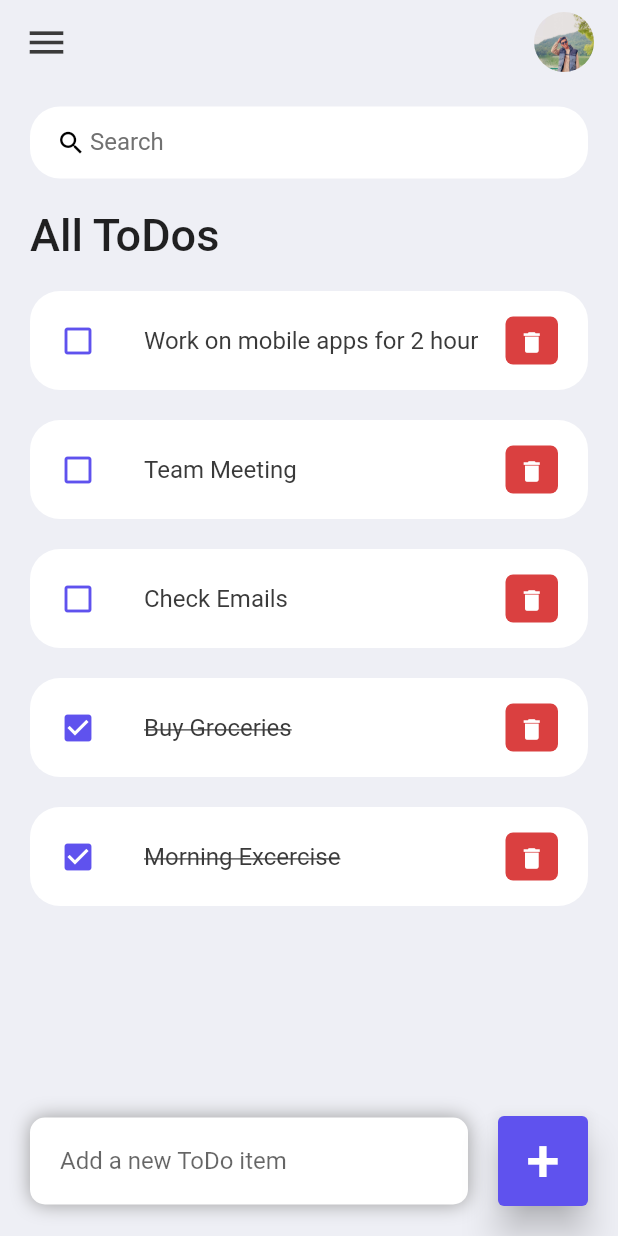
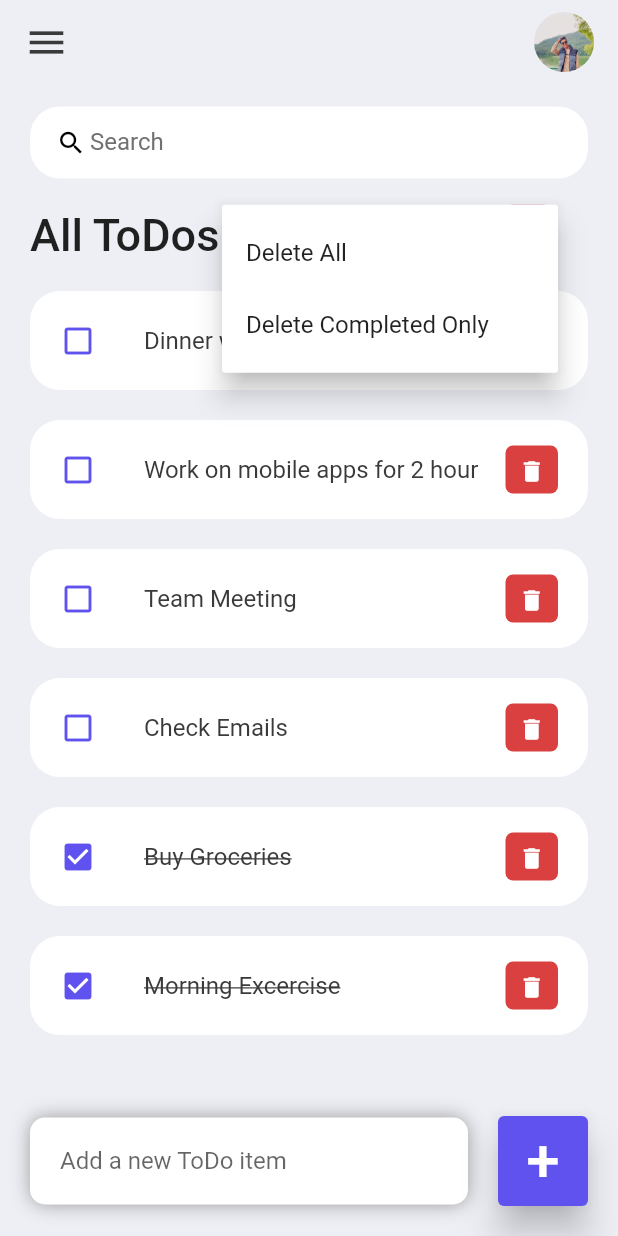
Before and after one commit to bibek-in-github/flutter-to-do-list, a Flutter app: the screen it shows after launch, after a tap on the "delete" icon, on a phone screen of 412 x 824 dp. Run offline on Flutter 3.47's test engine with Material 2 defaults, Android fonts, the phone set to English and light mode, and no system bars.

Commit message:
feat: delete all button

```diff
--- a/lib/src/screens/home.dart
+++ b/lib/src/screens/home.dart
@@ -45,9 +45,10 @@ class _HomeState extends State<Home> {
                   color: tdBGColor,
                   child: Column(
                     children: [
-                      SizedBox(height: 15),
+                      const SizedBox(height: 15),
                       searchBox(),
                       Row(
+                        mainAxisAlignment: MainAxisAlignment.spaceBetween,
                         children: [
                           Container(
                             margin:
@@ -60,6 +61,63 @@ class _HomeState extends State<Home> {
                               ),
                             ),
                           ),
+                          Container(
+                            margin: const EdgeInsets.only(right: 20),
+                            height: 40,
+                            width: 40,
+                            decoration: BoxDecoration(
+                              color: tdRed,
+                              borderRadius: BorderRadius.circular(10.0),
+                            ),
+                            child: PopupMenuButton<int>(
+                                icon: const Icon(Icons.delete),
+                                color: Colors.white,
+                                onSelected: (value) => {
+                                      if (value == 1)
+                                        {
+                                          showDialog(
+                                            context: context,
+                                            builder: (context) {
+                                              return AlertDialog(
+                                                title: const Text('Delete All'),
+                                                content: const Text(
+                                                    'Are you sure you want to delete all the items?'),
+                                                actions: [
+                                                  TextButton(
+                                                      onPressed: () {
+                                                        Navigator.pop(context);
+                                                      },
+                                                      child: Text('Cancel')),
+                                                  TextButton(
+                                                      onPressed: () {
+                                                        setState(() {
+                                                          todoList.clear();
+                                                        });
+                                                        Navigator.pop(context);
+                                                      },
+                                                      child:
+                                                          Text('Delete All')),
+                                                ],
+                                              );
+                                            },
+                                          ),
+                                        }
+                                      else
+                                        {
+                                          print('Delete Completed Only'),
+                                        }
+                                    },
+                                itemBuilder: (context) => [
+                                      const PopupMenuItem<int>(
+                                        value: 1,
+                                        child: Text("Delete All"),
+                                      ),
+                                      const PopupMenuItem<int>(
+                                        value: 2,
+                                        child: Text("Delete Completed Only"),
+                                      )
+                                    ]),
+                          )
                         ],
                       ),
                     ],
```
Also changed, not shown: lib/src/widgets/todo_item.dart (+12 -9 lines).
